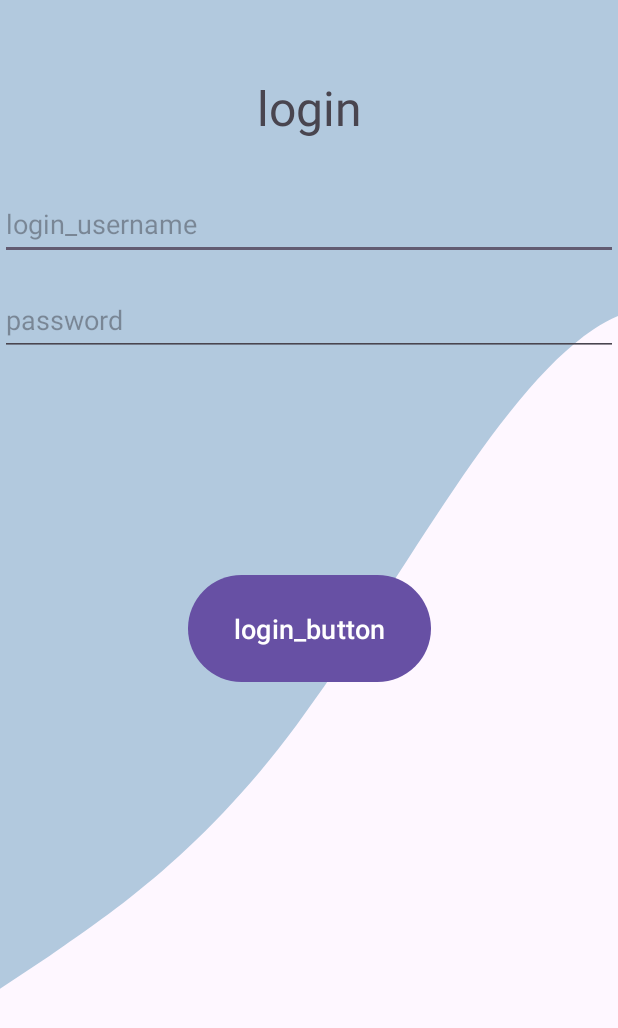
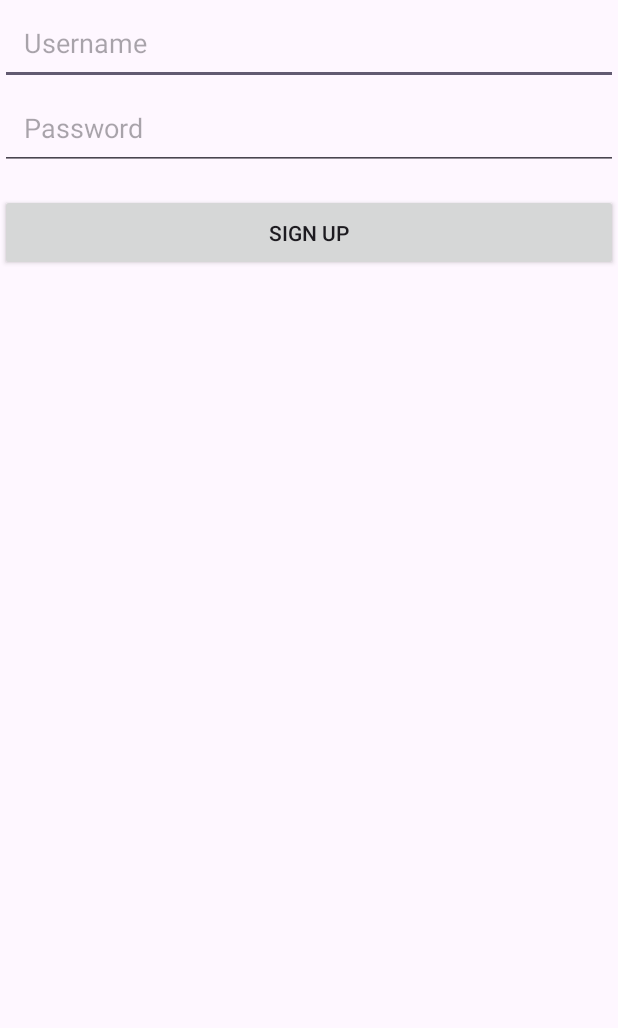
Before and after one commit to Arthur-Vogel/LeQuizzyBaguette, an Android app: the screen it shows after launch (LoginActivity before the commit, SignUpActivity after it), after a tap on "Sign up", on a phone screen of 412 x 824 dp. Shown: the top 1028 px of the screen. Run offline under Robolectric (Android 15) with nearby library versions, the light colour scheme and no system bars; our stand-ins replace Room's generated code.

Commit message:
added the SignUpActivity functionality

```diff
--- a/app/src/main/AndroidManifest.xml
+++ b/app/src/main/AndroidManifest.xml
@@ -13,6 +13,9 @@
         android:theme="@style/Theme.Quizz"
         tools:targetApi="31">
         <activity
+            android:name=".SignUpActivity"
+            android:exported="false" />
+        <activity
             android:name=".MainActivity"
             android:exported="true">
             <intent-filter>
@@ -26,7 +29,7 @@
             android:exported="false" />
         <activity
             android:name=".LoginActivity"
-            android:exported="false"/>
+            android:exported="false" />
     </application>
 
 </manifest>
--- a/app/src/main/java/com/example/quizz/MainActivity.java
+++ b/app/src/main/java/com/example/quizz/MainActivity.java
@@ -38,7 +38,7 @@ public class MainActivity extends AppCompatActivity {
             @Override
             public void onClick(View v) {
                 // TODO: Replace with create user activity here
-                startActivity(LoginActivity.loginIntentFactory(getApplicationContext()));
+                startActivity(SignUpActivity.signupIntentFactory(getApplicationContext()));
             }
         });
     }
--- /dev/null
+++ b/app/src/main/java/com/example/quizz/SignUpActivity.java
@@ -0,0 +1,91 @@
+package com.example.quizz;
+
+import android.content.Context;
+import android.content.Intent;
+import android.os.Bundle;
+import android.view.View;
+import android.widget.Toast;
+
+import androidx.activity.EdgeToEdge;
+import androidx.appcompat.app.AppCompatActivity;
+import androidx.core.graphics.Insets;
+import androidx.core.view.ViewCompat;
+import androidx.core.view.WindowInsetsCompat;
+import androidx.lifecycle.LiveData;
+import androidx.lifecycle.Observer;
+
+import com.example.quizz.databinding.ActivityLoginBinding;
+import com.example.quizz.databinding.ActivitySignUpBinding;
+
+public class SignUpActivity extends AppCompatActivity {
+
+    private ActivitySignUpBinding binding;
+    private UserRepository repository;
+
+    @Override
+    protected void onCreate(Bundle savedInstanceState) {
+        super.onCreate(savedInstanceState);
+        binding = ActivitySignUpBinding.inflate(getLayoutInflater());
+        setContentView(binding.getRoot());
+
+        repository = UserRepository.getRepository(getApplication());
+
+
+        binding.signUpButton.setOnClickListener(new View.OnClickListener(){
+            @Override
+            public void onClick(View v){
+                createUser();
+            }
+        });
+    }
+
+    private void createUser() {
+
+        String username = binding.usernameInput.getText().toString();
+
+        if(username.isEmpty()){
+            Toast.makeText(this, "Username may not be blank.", Toast.LENGTH_SHORT).show();
+            return;
+        }
+        LiveData<User> userObserver = repository.getUserByUserName(username);
+
+        userObserver.observe(this, new Observer<User>() {
+            @Override
+            public void onChanged(User user) {
+                // If the user does not exist in the database
+                if (user == null) {
+                    String password = binding.passwordInput.getText().toString();
+
+                    if (isPasswordValid(password)) {
+                        // Create a new User and insert it into the database
+                        User testUser = new User(username, password);
+                        testUser.isAdmin = false;
+
+                        repository.insertUser(testUser);
+
+                        // Login screen
+                        startActivity(LoginActivity.loginIntentFactory(getApplicationContext()));
+                    } else {
+                        Toast.makeText(SignUpActivity.this, "Invalid password", Toast.LENGTH_SHORT).show();
+                    }
+
+                    // Remove the observer after it has been triggered once
+                    userObserver.removeObserver(this);
+                } else {
+                    // error message if username already used
+                    Toast.makeText(SignUpActivity.this, "Username already used", Toast.LENGTH_SHORT).show();
+                }
+            }
+        });
+
+    }
+
+    private boolean isPasswordValid(String password) {
+        return true;
+    }
+
+
+    static Intent signupIntentFactory(Context context){
+        return new Intent(context, SignUpActivity.class);
+    }
+}
--- /dev/null
+++ b/app/src/main/res/layout/activity_sign_up.xml
@@ -0,0 +1,46 @@
+<?xml version="1.0" encoding="utf-8"?>
+<androidx.constraintlayout.widget.ConstraintLayout xmlns:android="http://schemas.android.com/apk/res/android"
+    xmlns:app="http://schemas.android.com/apk/res-auto"
+    xmlns:tools="http://schemas.android.com/tools"
+    android:id="@+id/main"
+    android:layout_width="match_parent"
+    android:layout_height="match_parent"
+    tools:context=".SignUpActivity">
+
+    <!-- Username input field -->
+    <androidx.appcompat.widget.AppCompatEditText
+        android:id="@+id/usernameInput"
+        android:layout_width="0dp"
+        android:layout_height="wrap_content"
+        android:hint="Username"
+        android:inputType="textPersonName"
+        app:layout_constraintEnd_toEndOf="parent"
+        app:layout_constraintStart_toStartOf="parent"
+        app:layout_constraintTop_toTopOf="parent"
+        android:padding="16dp" />
+
+    <!-- Password input field -->
+    <androidx.appcompat.widget.AppCompatEditText
+        android:id="@+id/passwordInput"
+        android:layout_width="0dp"
+        android:layout_height="wrap_content"
+        android:hint="Password"
+        android:inputType="textPassword"
+        app:layout_constraintTop_toBottomOf="@+id/usernameInput"
+        app:layout_constraintEnd_toEndOf="parent"
+        app:layout_constraintStart_toStartOf="parent"
+        android:padding="16dp" />
+
+    <!-- Sign Up Button -->
+    <androidx.appcompat.widget.AppCompatButton
+        android:id="@+id/signUpButton"
+        android:layout_width="0dp"
+        android:layout_height="wrap_content"
+        android:text="Sign Up"
+        app:layout_constraintTop_toBottomOf="@+id/passwordInput"
+        app:layout_constraintEnd_toEndOf="parent"
+        app:layout_constraintStart_toStartOf="parent"
+        android:layout_marginTop="16dp"
+        android:padding="16dp" />
+
+</androidx.constraintlayout.widget.ConstraintLayout>
```
